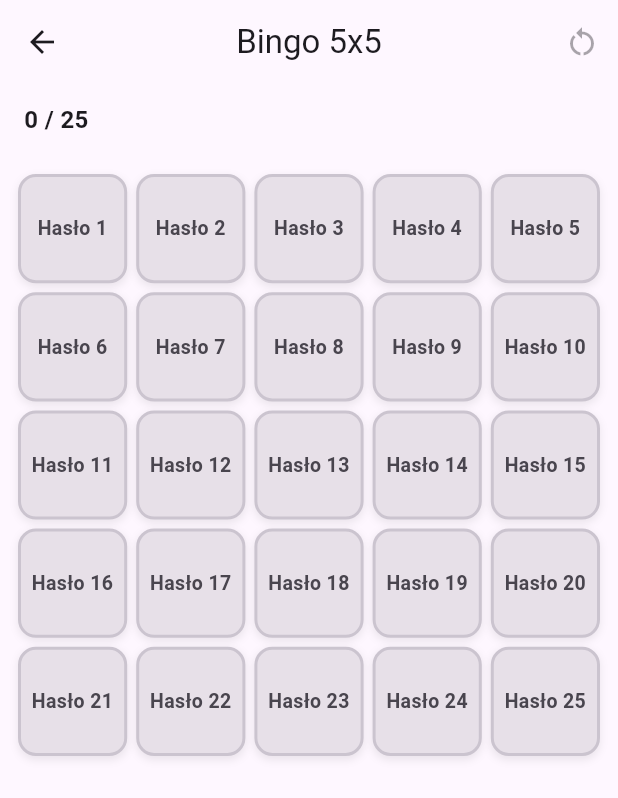
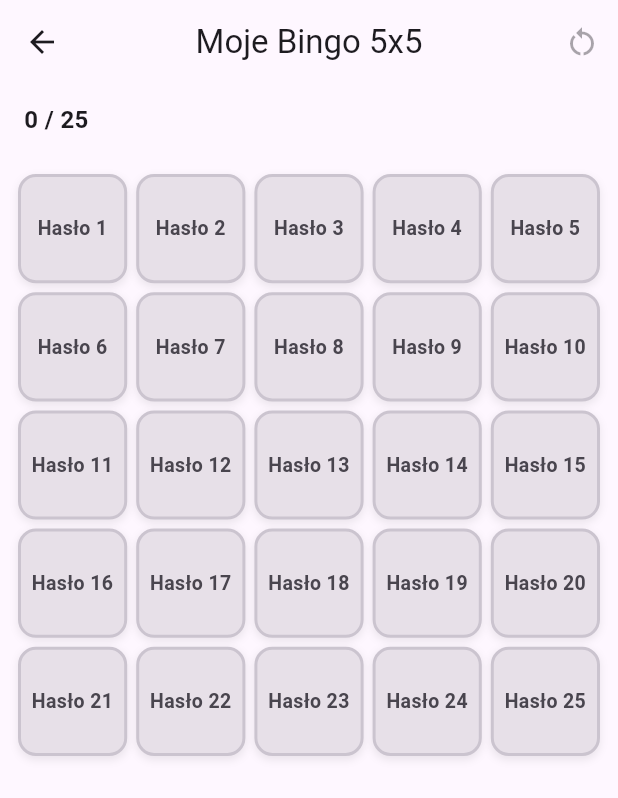
Before and after one commit to SilverNETGroupSGGW/bingo_sggw, a Flutter app: the BoardCreationScreen screen opened directly, after a tap on "GRAJ", on a phone screen of 412 x 824 dp. Shown: the top 798 px of the screen. Run offline on Flutter 3.47's test engine with Material 3 defaults, Android fonts, the phone set to English and light mode, and no system bars; our stand-ins replace app_links, confetti, qr_flutter, shared_preferences; missing offline and left inert: mobile_scanner; accounts and stored records are empty.

Commit message:
feat: show board title in gameplay app bar

```diff
--- a/lib/features/board_creation/screens/board_creation_screen.dart
+++ b/lib/features/board_creation/screens/board_creation_screen.dart
@@ -107,6 +107,7 @@ class _BoardCreationScreenState extends State<BoardCreationScreen> {
         MaterialPageRoute(
           builder: (context) => BingoBoardScreen(
             gridSize: board.size,
+            title: board.title,
             initialTiles: board.tiles,
           ),
         ),
--- a/lib/features/board_creation/screens/saved_boards_screen.dart
+++ b/lib/features/board_creation/screens/saved_boards_screen.dart
@@ -53,6 +53,7 @@ class _SavedBoardsScreenState extends State<SavedBoardsScreen> {
       MaterialPageRoute(
         builder: (context) => BingoBoardScreen(
           gridSize: board.size,
+          title: board.title,
           initialTiles: tiles,
         ),
       ),
--- a/lib/features/gameplay/screens/bingo_board_screen.dart
+++ b/lib/features/gameplay/screens/bingo_board_screen.dart
@@ -5,11 +5,13 @@ import 'package:bingo_sggw/core/utils/bingo_checker.dart';
 
 class BingoBoardScreen extends StatefulWidget {
   final int gridSize;
+  final String? title;
   final List<BingoTile>? initialTiles;
 
   const BingoBoardScreen({
     super.key,
     this.gridSize = 5,
+    this.title,
     this.initialTiles,
   });
 
@@ -95,7 +97,7 @@ class _BingoBoardScreenState extends State<BingoBoardScreen> {
       children: [
         Scaffold(
           appBar: AppBar(
-            title: Text('Bingo ${widget.gridSize}x${widget.gridSize}'),
+            title: Text(widget.title ?? 'Bingo ${widget.gridSize}x${widget.gridSize}'),
             centerTitle: true,
             actions: [
               IconButton(
```
